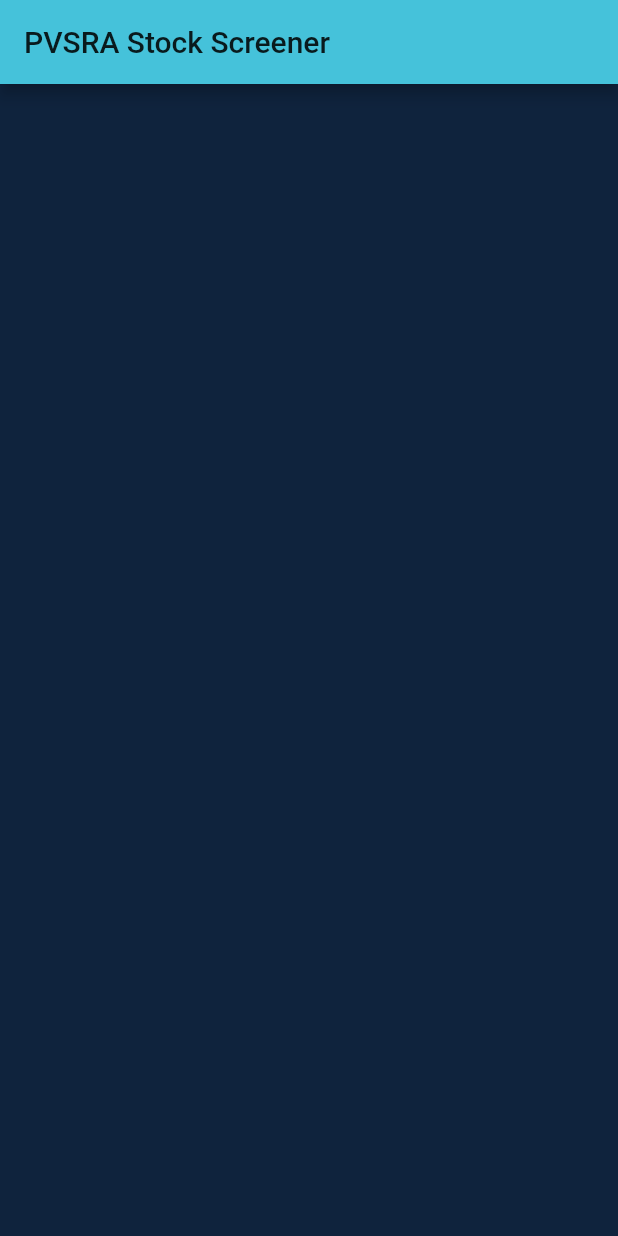
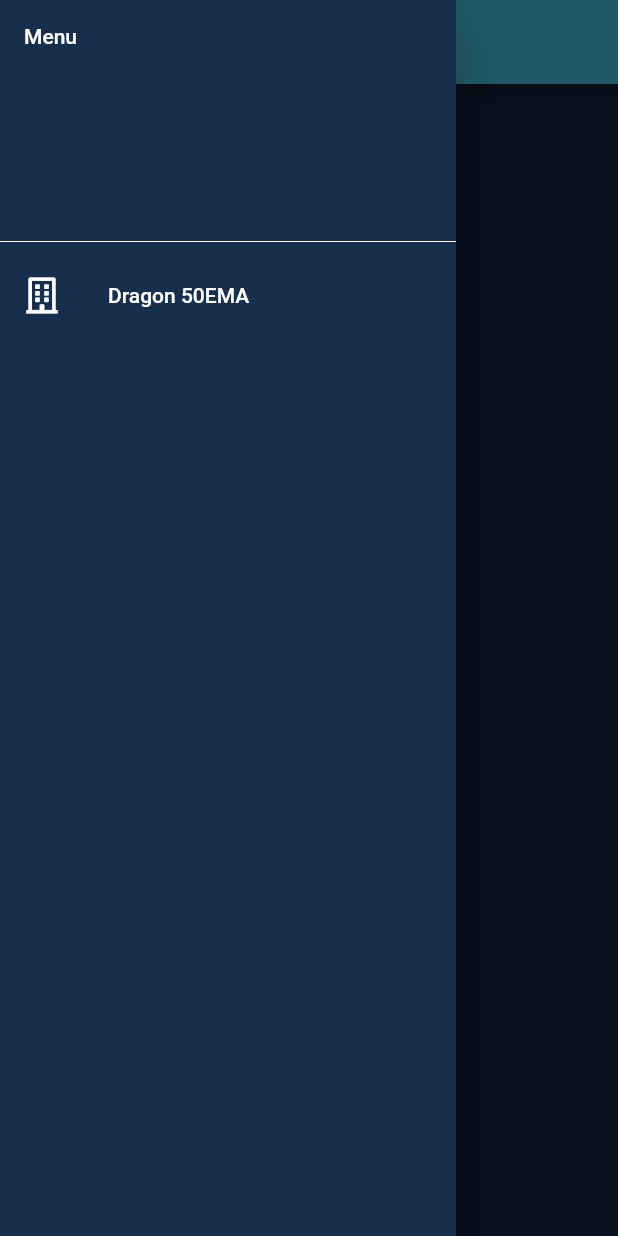
Before and after one commit to robmagario/roubou, a Flutter app: the screen it shows after launch, with the side drawer open (before the commit the screen has no drawer), on a phone screen of 412 x 824 dp. Run offline on Flutter 3.47's test engine with Material 2 defaults, Android fonts, the phone set to English and light mode, and no system bars; our stand-ins replace cloud_firestore, firebase_core, flutter_icons, flutter_riverpod, rxdart; accounts and stored records are empty.

Commit message:
almost working.

```diff
--- /dev/null
+++ b/lib/constants/app_routes.dart
@@ -0,0 +1,11 @@
+import 'package:flutter/material.dart';
+import 'package:roubou/main.dart';
+import 'package:roubou/dragon.dart';
+
+
+var appRoutes = <String, WidgetBuilder>{
+ // '/': (context) => MyApp(),
+  '/dragon': (context) => Dragon(),
+};
+
+//
--- /dev/null
+++ b/lib/dragon.dart
@@ -0,0 +1,90 @@
+import 'dart:async';
+import 'package:flutter/material.dart';
+import 'package:flutter/services.dart';
+import 'package:firebase_core/firebase_core.dart';
+import 'package:cloud_firestore/cloud_firestore.dart';
+import 'package:roubou/screen/setting/themes.dart';
+import 'package:roubou/my_drawer.dart';
+
+
+class Dragon extends StatefulWidget {
+  Dragon({Key key, this.title}) : super(key: key);
+  final String title;
+
+  @override
+  _DragonState createState() => _DragonState();
+}
+
+class _DragonState extends State<Dragon> {
+  @override
+  Widget build(BuildContext context) {
+    return Scaffold(
+      appBar: AppBar(title: Text('PVSRA Stock Screener')),
+      drawer: MyDrawer(),
+      body: _buildBody(context),
+    );
+  }
+
+  Widget _buildBody(BuildContext context) {
+    return StreamBuilder<QuerySnapshot>(
+      stream: FirebaseFirestore.instance.collection('200ema').snapshots(),
+      builder: (context, snapshot) {
+        if (!snapshot.hasData) return LinearProgressIndicator();
+
+        return _buildList(context, snapshot.data.docs);
+      },
+    );
+  }
+
+  Widget _buildList(BuildContext context, List<DocumentSnapshot> snapshot) {
+    return ListView(
+      padding: const EdgeInsets.only(top: 20.0),
+      children: snapshot.map((data) => _buildListItem(context, data)).toList(),
+    );
+  }
+
+  Widget _buildListItem(BuildContext context, DocumentSnapshot data) {
+    final record = Record.fromSnapshot(data);
+
+    return Padding(
+      key: ValueKey(record.stock),
+      padding: const EdgeInsets.symmetric(horizontal: 16.0, vertical: 8.0),
+      child: Container(
+        decoration: BoxDecoration(
+          border: Border.all(color: Colors.grey),
+          borderRadius: BorderRadius.circular(5.0),
+        ),
+        child: ListTile(
+          title: Text(record.stock),
+          trailing: Text(record.companyName.toString()),
+          onTap: () => FirebaseFirestore.instance.runTransaction((transaction) async {
+            final freshSnapshot = await transaction.get(record.reference);
+            final fresh = Record.fromSnapshot(freshSnapshot);
+
+            //await transaction
+            //     .update(record.reference, {'votes': fresh.votes + 1});
+          }),
+        ),
+      ),
+    );
+  }
+}
+
+class Record {
+  final String stock;
+  final String companyName;
+
+  //final int votes;
+  final DocumentReference reference;
+
+  Record.fromMap(Map<String, dynamic> map, {this.reference})
+      : assert(map['Stock'] != null),
+        assert(map['companyName'] != null),
+  //  assert(map['votes'] != null),
+        stock = map['Stock'],
+        companyName = map['companyName'];
+  //  votes = map['votes'];
+
+  Record.fromSnapshot(DocumentSnapshot snapshot)
+      : this.fromMap(snapshot.data(), reference: snapshot.reference);
+}
--- a/lib/main.dart
+++ b/lib/main.dart
@@ -4,32 +4,36 @@ import 'package:flutter/services.dart';
 import 'package:firebase_core/firebase_core.dart';
 import 'package:cloud_firestore/cloud_firestore.dart';
 import 'package:roubou/screen/setting/themes.dart';
-
+import 'package:roubou/my_drawer.dart';
+import 'package:flutter_riverpod/flutter_riverpod.dart';
 /// Run first apps open
 void main() async {
   WidgetsFlutterBinding.ensureInitialized();
   await Firebase.initializeApp();
-  runApp(myApp());
+  runApp(ProviderScope(child: MyApp()),
+  );
 }
 
-class myApp extends StatefulWidget {
-  final Widget child;
+final hellowWorldProvider = Provider<String>((ref) => "Hello world");
 
-  myApp({Key key, this.child}) : super(key: key);
+class MyApp extends StatelessWidget {
+ // final Widget child;
 
-  _myAppState createState() => _myAppState();
-}
+ // MyApp({Key key, this.child}) : super(key: key);
 
-class _myAppState extends State<myApp> {
+ // _MyAppState createState() => _MyAppState();
+//}
+
+//class _MyAppState extends State<MyApp> {
   /// Create _themeBloc for double theme (Dark and White theme)
-  ThemeBloc _themeBloc;
+  ThemeBloc _themeBloc= ThemeBloc();
 
-  @override
-  void initState() {
+  //@override
+ // void initState() {
     // TODO: implement initState
-    super.initState();
-    _themeBloc = ThemeBloc();
-  }
+    //super.initState();
+ //   _themeBloc = ThemeBloc();
+ // }
 
   @override
   Widget build(BuildContext context) {
@@ -48,16 +52,14 @@ class _myAppState extends State<myApp> {
           title: 'Crypto Apps',
           theme: snapshot.data,
           debugShowCheckedModeBanner: false,
-          home: SplashScreen(
-            themeBloc: _themeBloc,
-          ),
+          home: MyHomePage(),
 
           /// Move splash screen to onBoarding Layout
           /// Routes
           ///
           routes: <String, WidgetBuilder>{
             "myHomePage": (BuildContext context) =>
-                MyHomePage(title: 'PVSRA Stock Screener')
+                MyHomePage()
           },
         );
       },
@@ -65,9 +67,11 @@ class _myAppState extends State<myApp> {
   }
 }
 
+
+/*
 /// Component UI
 class SplashScreen extends StatefulWidget {
-  ThemeBloc themeBloc;
+  final ThemeBloc themeBloc;
   SplashScreen({this.themeBloc});
   @override
   _SplashScreenState createState() => _SplashScreenState(themeBloc);
@@ -77,15 +81,15 @@ class SplashScreen extends StatefulWidget {
 class _SplashScreenState extends State<SplashScreen> {
   ThemeBloc themeBloc;
   _SplashScreenState(this.themeBloc);
-  @override
+  //@override
 
   /// Setting duration in splash screen
   startTime() async {
-    return new Timer(Duration(milliseconds: 4500), NavigatorPage);
+    return new Timer(Duration(milliseconds: 4500), navigatorPage);
   }
 
   /// To navigate layout change
-  void NavigatorPage() {
+  void navigatorPage() {
     Navigator.of(context).pushReplacementNamed("myHomePage");
   }
 
@@ -104,7 +108,7 @@ class _SplashScreenState extends State<SplashScreen> {
         /// Set Background image in splash screen layout (Click to open code)
         decoration: BoxDecoration(
             image: DecorationImage(
-                image: AssetImage('assets/image/splash_screen.png'),
+                image: AssetImage('assets/image/launch_screen.png'),
                 fit: BoxFit.cover)),
         child: Container(
           /// Set gradient black in image splash screen (Click to open code)
@@ -148,40 +152,33 @@ class _SplashScreenState extends State<SplashScreen> {
     );
   }
 }
-
-class MyHomePage extends StatefulWidget {
-  MyHomePage({Key key, this.title}) : super(key: key);
-  final String title;
+*/
+class MyHomePage extends ConsumerWidget {
 
   @override
-  _MyHomePageState createState() => _MyHomePageState();
-}
-
-class _MyHomePageState extends State<MyHomePage> {
-  @override
-  Widget build(BuildContext context) {
+  Widget build(BuildContext context, ScopedReader watch) {
+    String text = watch(hellowWorldProvider);
     return Scaffold(
-      appBar: AppBar(title: Text('PVSRA Stock Screener')),
+      appBar: AppBar(title: Text(text)),
+      drawer: MyDrawer(),
       body: _buildBody(context),
     );
   }
 
   Widget _buildBody(BuildContext context) {
-    // return _buildList(context, dummySnapshot);
     return StreamBuilder<QuerySnapshot>(
-      stream: FirebaseFirestore.instance.collection('stocks').snapshots(),
+      stream: FirebaseFirestore.instance.collection('200ema').snapshots(),
       builder: (context, snapshot) {
         if (!snapshot.hasData) return LinearProgressIndicator();
-
-        return _buildList(context, snapshot.data.docs);
+          return _buildList(context, snapshot.data?.docs);
       },
     );
   }
 
-  Widget _buildList(BuildContext context, List<DocumentSnapshot> snapshot) {
+  Widget _buildList(BuildContext context, List<DocumentSnapshot>? snapshot) {
     return ListView(
       padding: const EdgeInsets.only(top: 20.0),
-      children: snapshot.map((data) => _buildListItem(context, data)).toList(),
+      children: snapshot!=null?snapshot.map((data) => _buildListItem(context, data)).toList():[Text("")],
     );
   }
 
@@ -219,7 +216,7 @@ class Record {
   //final int votes;
   final DocumentReference reference;
 
-  Record.fromMap(Map<String, dynamic> map, {this.reference})
+  Record.fromMap(Map<String, dynamic> map, {required this.reference})
       : assert(map['Stock'] != null),
         assert(map['companyName'] != null),
   //  assert(map['votes'] != null),
@@ -230,63 +227,3 @@ class Record {
   Record.fromSnapshot(DocumentSnapshot snapshot)
       : this.fromMap(snapshot.data(), reference: snapshot.reference);
 }
- // @override
- // String toString() => "Record<$name:$votes>";
-
-
-
-
-/*
-class _MyHomePageState extends State<MyHomePage> {
- // final dbRef = FirebaseDatabase.instance.reference().child("Stocks");
- // var lists = [];
-
-  @override
-  Widget build(BuildContext context) {
-    return Scaffold(
-      appBar: AppBar(
-        title: Text(widget.title),
-      ),
-      body: Center(
-          child: SingleChildScrollView(
-            child: Column(
-                mainAxisAlignment: MainAxisAlignment.center,
-                children: <Widget>[
-                  Text("Stock Screener",
-                      style: TextStyle(
-                          fontWeight: FontWeight.w200,
-                          fontSize: 30,
-                          fontFamily: 'Roboto',
-                          fontStyle: FontStyle.italic)),
-                  FutureBuilder(
-                      future: dbRef.once(),
-                      builder: (context, AsyncSnapshot<DataSnapshot> snapshot) {
-                        if (snapshot.hasData) {
-                          lists.clear();
-                          Map<dynamic, dynamic> values = snapshot.data.value;
-                          values.forEach((key, values) {
-                            lists.add(values);
-                          });
-                          return new ListView.builder(
-                              shrinkWrap: true,
-                              itemCount: lists.length,
-                              itemBuilder: (BuildContext context, int index) {
-                                return Card(
-                                  child: Column(
-                                    crossAxisAlignment: CrossAxisAlignment.start,
-                                    children: <Widget>[
-                                      Text("Stock:" + lists[index]['Stock']),
-
-                                    ],
-                                  ),
-                                );
-                              });
-                        }
-                        return CircularProgressIndicator();
-                      })
-                ]),
-          )),
-    );
-  }
-}
-*/
--- /dev/null
+++ b/lib/my_drawer.dart
@@ -0,0 +1,37 @@
+import 'dart:async';
+import 'package:flutter/material.dart';
+import 'package:flutter_icons/flutter_icons.dart';
+import 'package:roubou/component/style.dart';
+import 'package:flutter_riverpod/flutter_riverpod.dart';
+
+class MyDrawer extends ConsumerWidget {
+
+  @override
+  Widget build(BuildContext context, ScopedReader watch) {
+    //final _auth = watch(authServicesProvider);
+    return Drawer(
+      // Add a ListView to the drawer. This ensures the user can scroll
+      // through the options in the drawer if there isn't enough vertical
+      // space to fit everything.
+      child: ListView(
+        // Important: Remove any padding from the ListView.
+        padding: EdgeInsets.zero,
+        children: <Widget>[
+          DrawerHeader(
+            child: Text('Menu'),
+           decoration: BoxDecoration(
+              //color: myTheme.primaryColor,
+            ),
+          ),
+          ListTile(
+            leading: Icon(FontAwesome5.building),
+            title: Text('Dragon 50EMA'),
+            onTap: () {
+              Navigator.pushNamed(context, '/dragon');
+            },
+          ),
+        ],
+      ),
+    );
+  }
+}
--- a/pubspec.yaml
+++ b/pubspec.yaml
@@ -18,7 +18,8 @@ publish_to: 'none' # Remove this line if you wish to publish to pub.dev
 version: 1.0.0+1
 
 environment:
-  sdk: ">=2.7.0 <3.0.0"
+  sdk: ">=2.12.0-0 <3.0.0"
+  flutter: ">=1.17.0"
 
 dependencies:
   flutter:
@@ -26,6 +27,8 @@ dependencies:
   firebase_core: ^1.0.3
   cloud_firestore: ^1.0.7
   rxdart: ^0.21.0
+  flutter_icons: ^1.1.0
+  flutter_riverpod: ^0.14.0+3
 
   # The following adds the Cupertino Icons font to your application.
   # Use with the CupertinoIcons class for iOS style icons.
```
Also changed, not shown: pubspec.lock, 3 other files.
